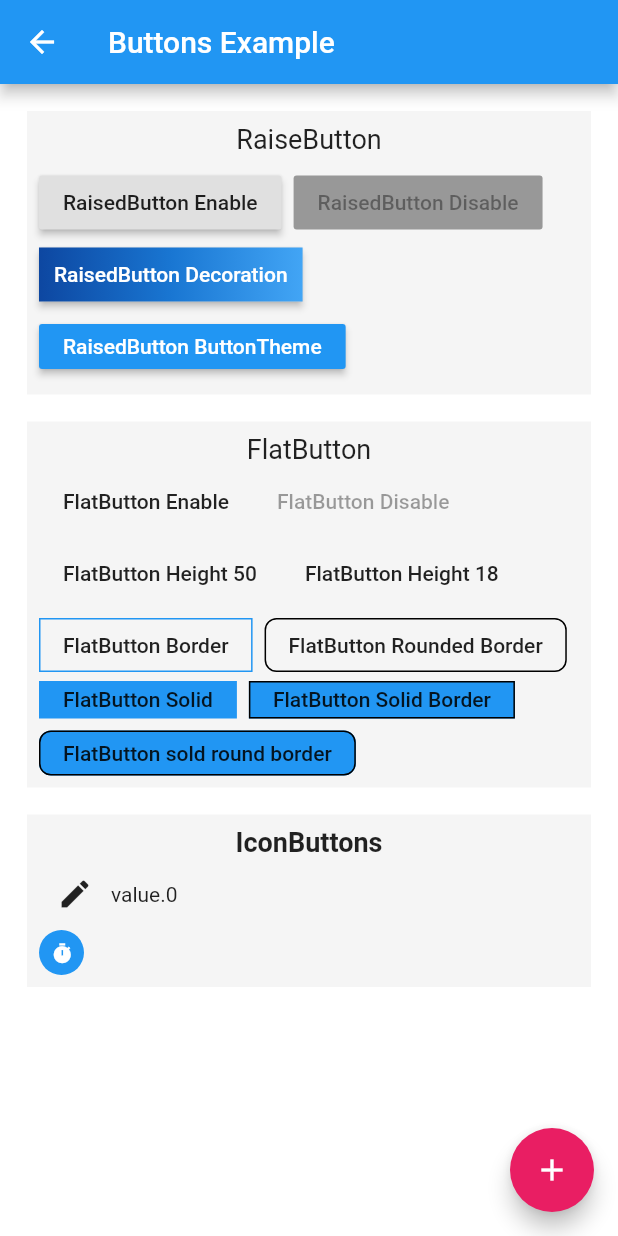
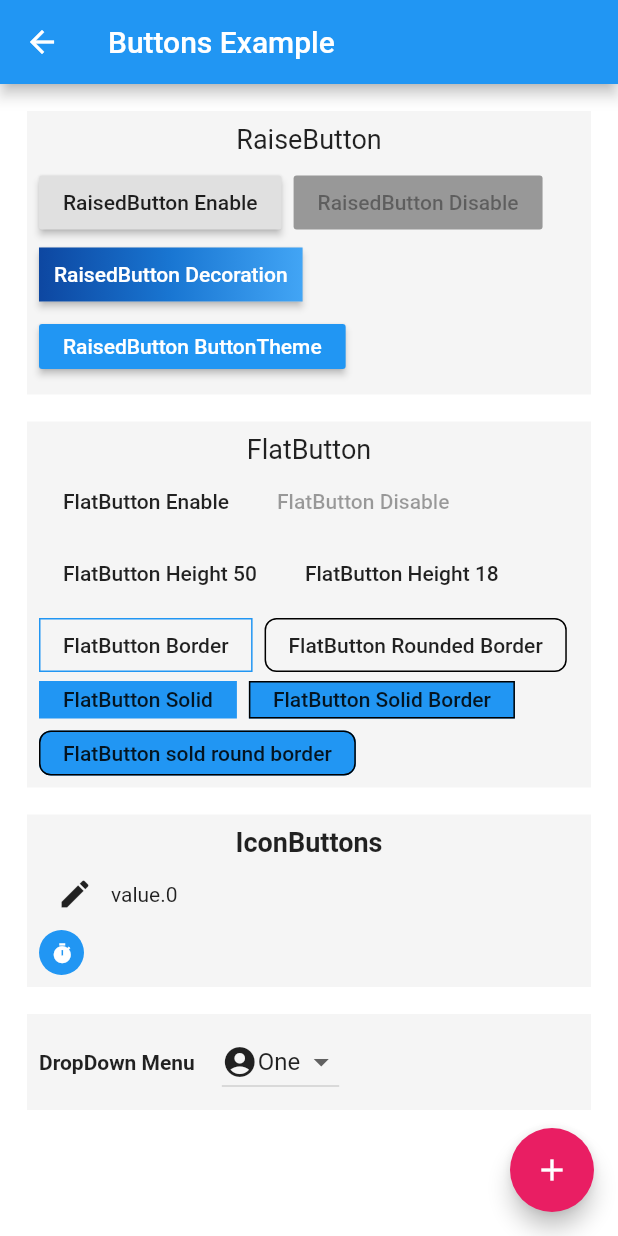
Before and after one commit to kwcho7/FlutterDemo, a Flutter app: the ButtonsPage screen opened directly, on a phone screen of 412 x 824 dp. Run offline on Flutter 3.47's test engine with Material 2 defaults, Android fonts, the phone set to English and light mode, and no system bars.

Commit message:
added. dropdown menu

```diff
--- a/lib/buttons/ButtonPage.dart
+++ b/lib/buttons/ButtonPage.dart
@@ -36,7 +36,8 @@ class ButtonState extends State<ButtonsPage> {
             children: <Widget>[
               _raisedButtons(context),
               _flatButtons(context),
-              _iconButtons(context)
+              _iconButtons(context),
+              _dropDownButtons(context),
             ],
           ),
         ),
@@ -318,6 +319,44 @@ class ButtonState extends State<ButtonsPage> {
       ),
     );
   }
+
+  String dropDownValue = "One";
+
+  Widget _dropDownButtons(BuildContext context) {
+    return Container(
+      color: Colors.grey.shade100,
+      margin: EdgeInsets.only(left: 18, right: 18, bottom: 18),
+      padding: EdgeInsets.all(8),
+      child: Container(
+        alignment: Alignment.topLeft,
+        child: Row(
+          children: <Widget>[
+            Text("DropDown Menu", style: TextStyle(fontWeight: FontWeight.bold),),
+            SizedBox(width: 18,),
+            DropdownButton(
+              value: dropDownValue,
+              items: ["One", "Two"].map((menu) {
+                return DropdownMenuItem<String>(
+                  value: menu,
+                  child: Row(
+                    children: <Widget>[
+                      Icon(Icons.account_circle),
+                      Text(menu),
+                    ],
+                  ),
+                );
+              }).toList(),
+              onChanged: (v) {
+                setState(() {
+                  dropDownValue = v;
+                });
+              },
+            ),
+          ],
+        )
+      ),
+    );
+  }
 }
 
 enum FloatingButtonType { Action, Expand }
```
